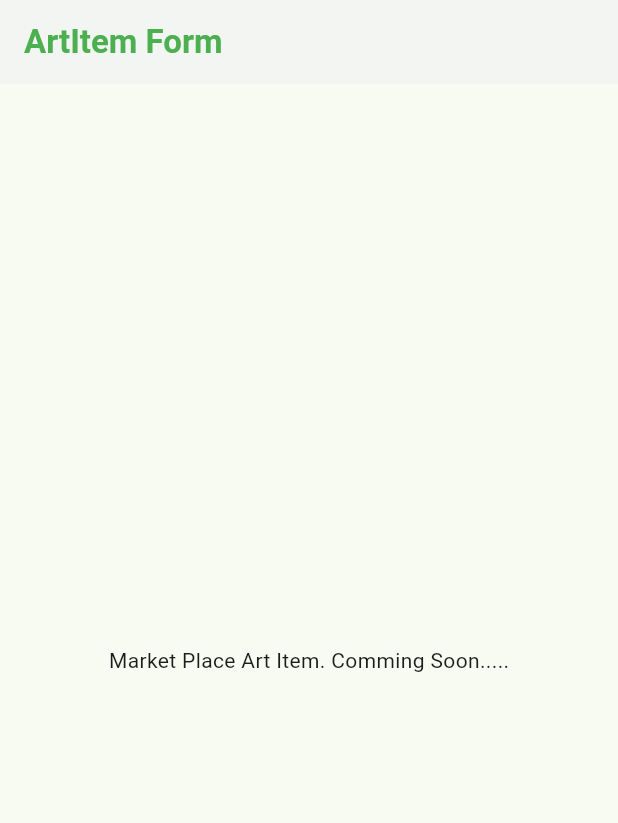
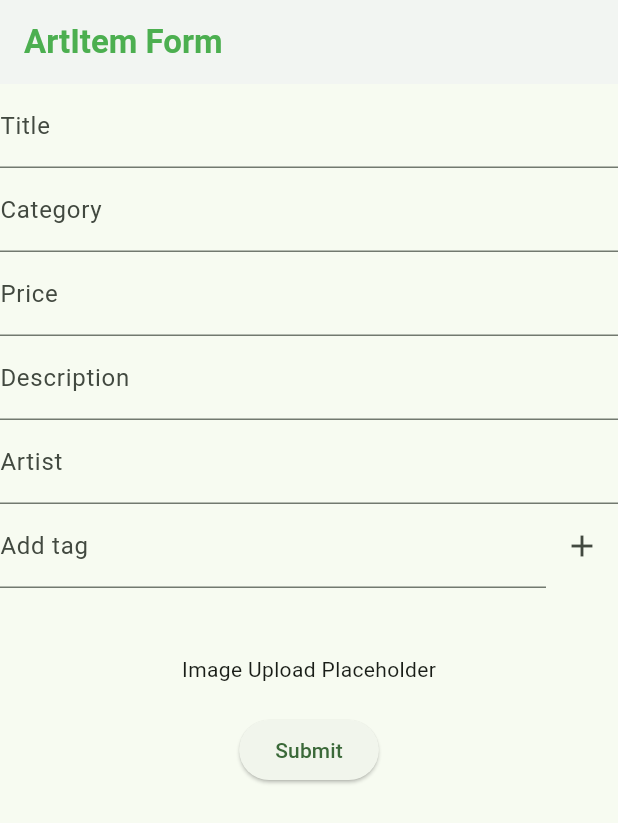
Before and after one commit to bajunii/renova, a Flutter app: the ArtItemForm screen opened directly, on a phone screen of 412 x 824 dp. Shown: the top 823 px of the screen. Run offline on Flutter 3.47's test engine with Material 3 defaults, Android fonts, the phone set to English and light mode, and no system bars; our stand-ins replace firebase_core; accounts and stored records are empty; network calls fail.

```diff
--- a/lib/features/admin/forms/art_item_form.dart
+++ b/lib/features/admin/forms/art_item_form.dart
@@ -9,6 +9,32 @@ class ArtItemForm extends StatefulWidget {
 }
 
 class _ArtItemFormState extends State<ArtItemForm> {
+  final List<String> _tags = [];
+  final TextEditingController _tagController = TextEditingController();
+
+  void _addTag() {
+    final tag = _tagController.text.trim();
+    if (tag.isNotEmpty && !_tags.contains(tag)) {
+      setState(() => _tags.add(tag));
+      _tagController.clear();
+    }
+  }
+
+  void _removeTag(String tag) {
+    setState(() => _tags.remove(tag));
+  }
+
+  void _submitForm() {
+    // if (_formKey.currentState!.validate()) {
+    //   final artItem = ArtItem(
+    //     // title: _titleController.text,
+    //     // description: _descriptionController.text,
+    //     tags: _tags.isEmpty ? null : _tags,
+    //   );
+    //   debugPrint('Created ArtItem: ${artItem.title}, tags: ${artItem.tags}');
+    // }
+  }
+
   @override
   Widget build(BuildContext context) {
     return SafeArea(
@@ -25,7 +51,75 @@ class _ArtItemFormState extends State<ArtItemForm> {
           elevation: 2,
           automaticallyImplyLeading: false,
         ),
-        body: Center(child: Text('Market Place Art Item. Comming Soon.....')),
+        body: Column(
+          children: [
+            Form(
+              child: Column(
+                children: [
+                  TextFormField(
+                    decoration: InputDecoration(labelText: 'Title'),
+                  ),
+                  TextFormField(
+                    decoration: InputDecoration(labelText: 'Category'),
+                  ),
+                  TextFormField(
+                    decoration: InputDecoration(labelText: 'Price'),
+                  ),
+                  TextFormField(
+                    decoration: InputDecoration(labelText: 'Description'),
+                  ),
+
+                  TextFormField(
+                    decoration: InputDecoration(labelText: 'Artist'),
+                  ),
+
+                  // Tags input
+                  Row(
+                    children: [
+                      Expanded(
+                        child: TextField(
+                          // controller: _tagController,
+                          decoration: const InputDecoration(
+                            labelText: 'Add tag',
+                            hintText: 'e.g., abstract, painting',
+                          ),
+                        ),
+                      ),
+                      IconButton(
+                        icon: const Icon(Icons.add),
+                        onPressed: _addTag,
+                      ),
+                    ],
+                  ),
+
+                  Wrap(
+                    spacing: 8,
+                    children: _tags.map((tag) {
+                      return Chip(
+                        label: Text(tag),
+                        deleteIcon: const Icon(Icons.close),
+                        onDeleted: () => _removeTag(tag),
+                      );
+                    }).toList(),
+                  ),
+
+                  const SizedBox(height: 24),
+
+                  SizedBox(height: 20),
+                  Text('Image Upload Placeholder'),
+                  SizedBox(height: 20),
+
+                  ElevatedButton(
+                    onPressed: () {
+                      // Handle form submission
+                    },
+                    child: Text('Submit'),
+                  ),
+                ],
+              ),
+            ),
+          ],
+        ),
       ),
     );
   }
--- a/lib/features/admin/pages/market_place.dart
+++ b/lib/features/admin/pages/market_place.dart
@@ -2,6 +2,7 @@ import 'package:flutter/material.dart';
 import '../../../core/colors/colors.dart';
 import '../widgets/art_item_tile.dart';
 import '../../model/market_model.dart';
+import '../forms/art_item_form.dart';
 
 class MarketPlace extends StatelessWidget {
   const MarketPlace({super.key});
@@ -122,6 +123,17 @@ class MarketPlace extends StatelessWidget {
             ],
           ),
         ),
+        floatingActionButton: FloatingActionButton(
+          onPressed: () {
+            // Navigate to add new art item form
+            Navigator.push(
+              context,
+              MaterialPageRoute(builder: (context) => const ArtItemForm()),
+            );
+          },
+          backgroundColor: AppColors.accent,
+          child: const Icon(Icons.add, color: AppColors.background),
+        ),
       ),
     );
   }
```
